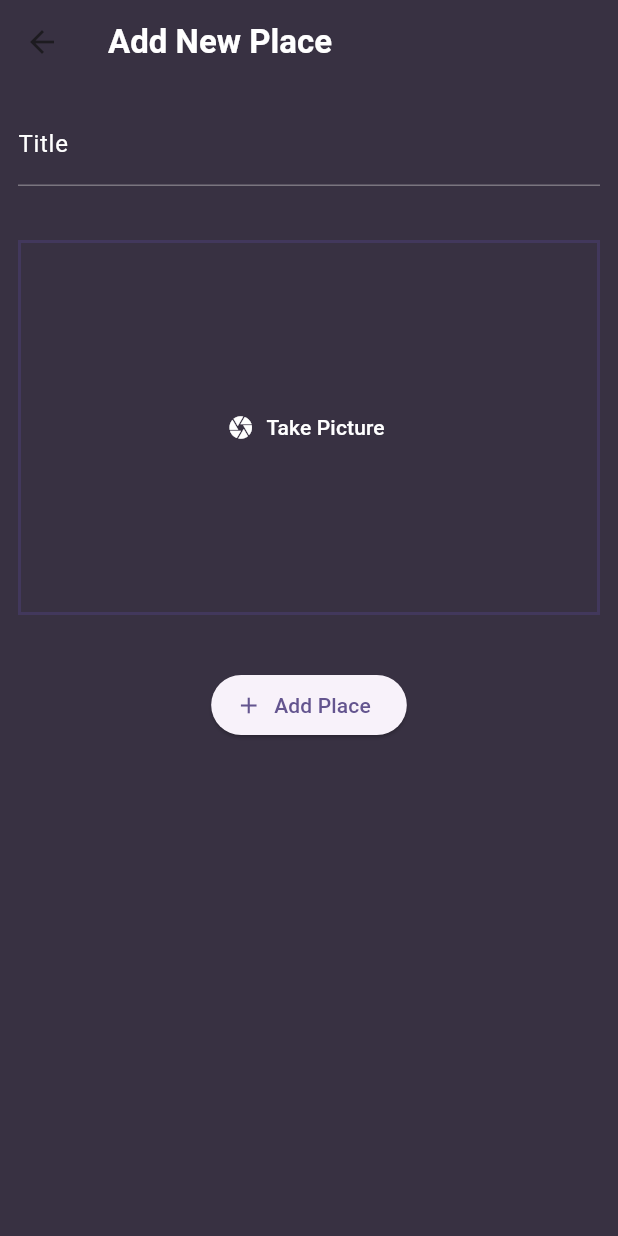
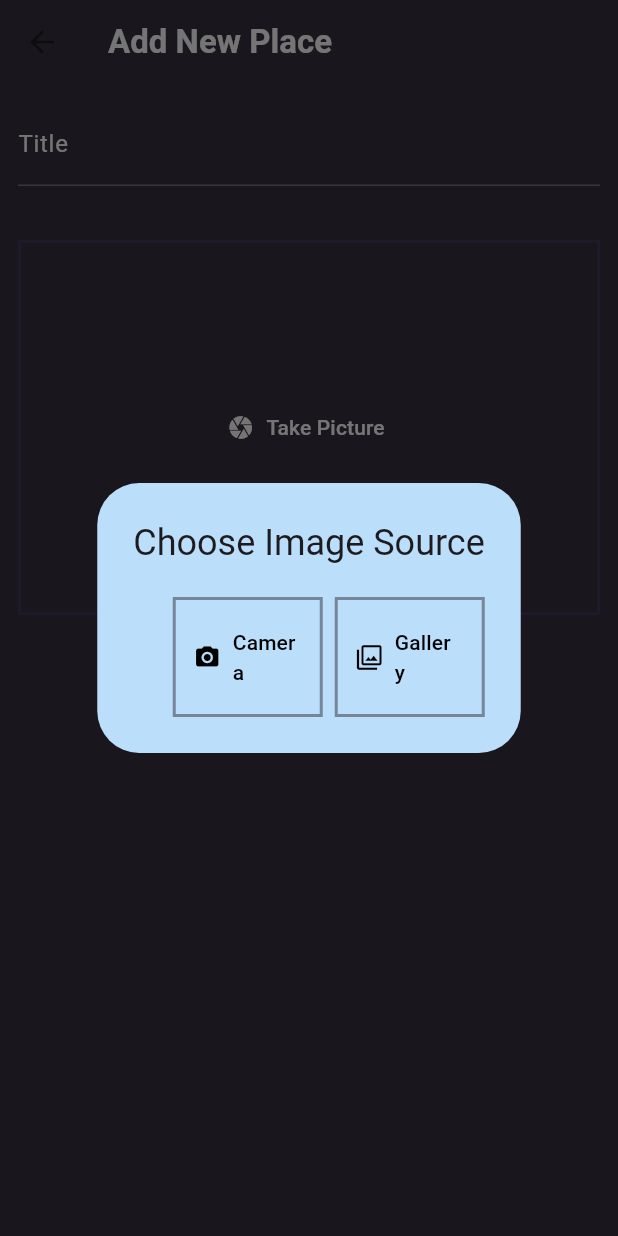
Before and after one commit to AtharvaParadkar/Favorite-Places-App, a Flutter app: the AddPlaceScreen screen opened directly, after a tap on "Take Picture", on a phone screen of 412 x 824 dp. Run offline on Flutter 3.47's test engine with Material 3 defaults, Android fonts, the phone set to English and light mode, and no system bars; our stand-ins replace flutter_riverpod, google_fonts, image_picker.

Commit message:
Add image source selection dialog to ImageInput widget

```diff
--- a/lib/widgets/image_input.dart
+++ b/lib/widgets/image_input.dart
@@ -8,17 +8,72 @@ class ImageInput extends StatefulWidget {
 
   final void Function(File image) onPickImage;
 
-
   @override
   State<ImageInput> createState() => _ImageInputState();
 }
 
 class _ImageInputState extends State<ImageInput> {
   File? _selectedImage;
-  void _takePicture() async {
+
+  void _takePicture() {
+    showDialog(
+      context: context,
+      builder: (context) => AlertDialog(backgroundColor: Theme.of(context).primaryColorLight,
+        title: const Text('Choose Image Source'),
+        actions: [
+          Container(
+            height: 80,
+            width: 100,
+            decoration: BoxDecoration(
+              border: Border.all(
+                width: 2,
+                color: Theme.of(context)
+                    .colorScheme
+                    .inverseSurface
+                    .withAlpha(128),
+              ),
+            ),
+            child: TextButton.icon(
+              onPressed: () {
+                _pickImage(ImageSource.camera);
+                Navigator.pop(context);
+              },
+              label:
+                  const Text('Camera', style: TextStyle(color: Colors.black)),
+              icon: const Icon(Icons.camera_alt, color: Colors.black),
+            ),
+          ),
+          Container(
+            height: 80,
+            width: 100,
+            decoration: BoxDecoration(
+              border: Border.all(
+                width: 2,
+                color: Theme.of(context)
+                    .colorScheme
+                    .inverseSurface
+                    .withAlpha(128),
+              ),
+            ),
+            child: TextButton.icon(
+              onPressed: () {
+                _pickImage(ImageSource.gallery);
+                Navigator.pop(context);
+              },
+              label:
+                  const Text('Gallery', style: TextStyle(color: Colors.black)),
+              icon: const Icon(Icons.filter, color: Colors.black),
+            ),
+          ),
+        ],
+      ),
+    );
+  }
+
+  void _pickImage(ImageSource source) async {
     final imagePicker = ImagePicker();
     final pickedImage = await imagePicker.pickImage(
-      source: ImageSource.camera,
+      source: source,
       maxWidth: 600,
     );
 
```
